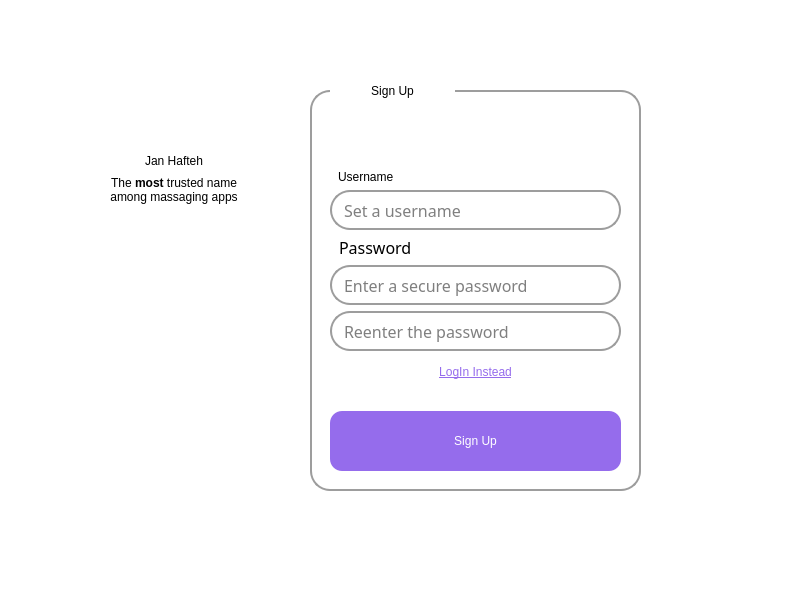
This is Client/loginwindow.ui in AP-projects-4001/jan-hafte as Qt 5 draws it before an edit. The edited form follows.
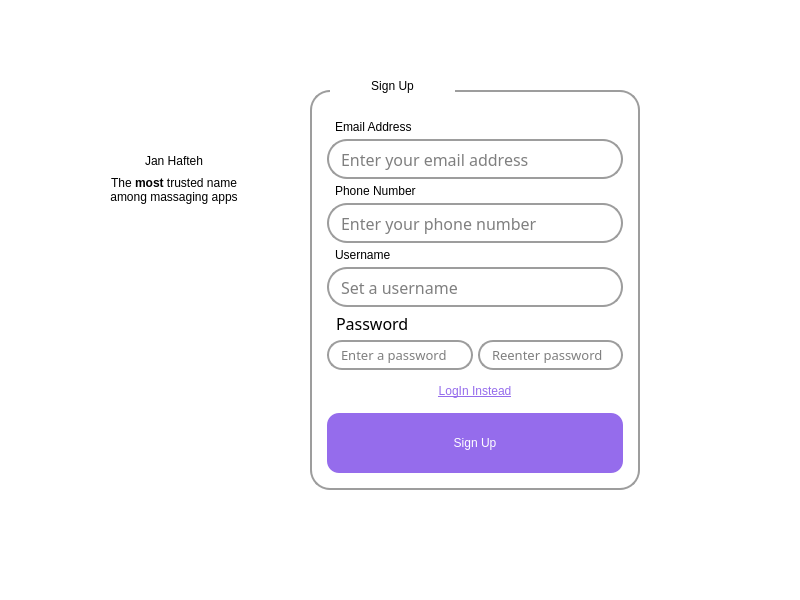
This is the edited form. Icons and pictures are not drawn.

What changed in the file:
```diff
--- a/Client/loginwindow.ui
+++ b/Client/loginwindow.ui
@@ -540,10 +540,22 @@
          <rect>
           <x>10</x>
           <y>90</y>
-          <width>331</width>
-          <height>401</height>
+          <width>330</width>
+          <height>400</height>
          </rect>
         </property>
+        <property name="minimumSize">
+         <size>
+          <width>330</width>
+          <height>400</height>
+         </size>
+        </property>
+        <property name="maximumSize">
+         <size>
+          <width>16777215</width>
+          <height>400</height>
+         </size>
+        </property>
         <property name="styleSheet">
          <string notr="true">QFrame {
 border-radius: 20px;
@@ -558,16 +570,146 @@
         <property name="frameShadow">
          <enum>QFrame::Raised</enum>
         </property>
-        <widget class="QWidget" name="layoutWidget_5">
-         <property name="geometry">
-          <rect>
-           <x>20</x>
-           <y>80</y>
-           <width>291</width>
-           <height>301</height>
-          </rect>
+        <layout class="QVBoxLayout" name="verticalLayout_3">
+         <property name="leftMargin">
+          <number>15</number>
          </property>
-         <layout class="QVBoxLayout" name="SignUpArea">
+         <property name="topMargin">
+          <number>28</number>
+         </property>
+         <property name="rightMargin">
+          <number>15</number>
+         </property>
+         <property name="bottomMargin">
+          <number>15</number>
+         </property>
+         <item>
+          <layout class="QVBoxLayout" name="verticalLayout_2">
+           <property name="spacing">
+            <number>5</number>
+           </property>
+           <item>
+            <widget class="QLabel" name="Lable_Email_New">
+             <property name="enabled">
+              <bool>true</bool>
+             </property>
+             <property name="styleSheet">
+              <string notr="true">border-radius: 0px;
+border-width: 0px;
+font: 500 12pt &quot;Helvetica Now Display&quot;;
+padding-left: 5px;</string>
+             </property>
+             <property name="text">
+              <string>Email Address</string>
+             </property>
+             <property name="alignment">
+              <set>Qt::AlignLeading|Qt::AlignLeft|Qt::AlignVCenter</set>
+             </property>
+            </widget>
+           </item>
+           <item>
+            <widget class="QLineEdit" name="lineEdit_EmailNew">
+             <property name="sizePolicy">
+              <sizepolicy hsizetype="Expanding" vsizetype="Fixed">
+               <horstretch>0</horstretch>
+               <verstretch>0</verstretch>
+              </sizepolicy>
+             </property>
+             <property name="minimumSize">
+              <size>
+               <width>0</width>
+               <height>40</height>
+              </size>
+             </property>
+             <property name="font">
+              <font>
+               <family>Helvetica Now Text</family>
+               <pointsize>12</pointsize>
+               <italic>false</italic>
+               <bold>false</bold>
+              </font>
+             </property>
+             <property name="styleSheet">
+              <string notr="true"/>
+             </property>
+             <property name="text">
+              <string/>
+             </property>
+             <property name="frame">
+              <bool>false</bool>
+             </property>
+             <property name="cursorPosition">
+              <number>0</number>
+             </property>
+             <property name="alignment">
+              <set>Qt::AlignLeading|Qt::AlignLeft|Qt::AlignVCenter</set>
+             </property>
+             <property name="placeholderText">
+              <string>Enter your email address</string>
+             </property>
+            </widget>
+           </item>
+           <item>
+            <widget class="QLabel" name="Lable_Phone_New">
+             <property name="enabled">
+              <bool>true</bool>
+             </property>
+             <property name="styleSheet">
+              <string notr="true">border-radius: 0px;
+border-width: 0px;
+font: 500 12pt &quot;Helvetica Now Display&quot;;
+padding-left: 5px;</string>
+             </property>
+             <property name="text">
+              <string>Phone Number</string>
+             </property>
+             <property name="alignment">
+              <set>Qt::AlignLeading|Qt::AlignLeft|Qt::AlignVCenter</set>
+             </property>
+            </widget>
+           </item>
+           <item>
+            <widget class="QLineEdit" name="lineEdit_PhoneNew">
+             <property name="sizePolicy">
+              <sizepolicy hsizetype="Expanding" vsizetype="Fixed">
+               <horstretch>0</horstretch>
+               <verstretch>0</verstretch>
+              </sizepolicy>
+             </property>
+             <property name="minimumSize">
+              <size>
+               <width>0</width>
+               <height>40</height>
+              </size>
+             </property>
+             <property name="font">
+              <font>
+               <family>Helvetica Now Text</family>
+               <pointsize>12</pointsize>
+               <italic>false</italic>
+               <bold>false</bold>
+              </font>
+             </property>
+             <property name="styleSheet">
+              <string notr="true"/>
+             </property>
+             <property name="text">
+              <string/>
+             </property>
+             <property name="frame">
+              <bool>false</bool>
+             </property>
+             <property name="cursorPosition">
+              <number>0</number>
+             </property>
+             <property name="alignment">
+              <set>Qt::AlignLeading|Qt::AlignLeft|Qt::AlignVCenter</set>
+             </property>
+             <property name="placeholderText">
+              <string>Enter your phone number</string>
+             </property>
+            </widget>
+           </item>
           <item>
            <widget class="QLabel" name="Lable_Username_New">
             <property name="enabled">
@@ -657,6 +799,8 @@
            </widget>
           </item>
           <item>
+            <layout class="QHBoxLayout" name="horizontalLayout">
+             <item>
            <widget class="QLineEdit" name="lineEdit_PasswordNew">
             <property name="sizePolicy">
              <sizepolicy hsizetype="Expanding" vsizetype="Fixed">
@@ -667,19 +811,20 @@
             <property name="minimumSize">
              <size>
               <width>0</width>
-              <height>40</height>
+                 <height>30</height>
              </size>
             </property>
             <property name="font">
              <font>
               <family>Helvetica Now Text</family>
-              <pointsize>12</pointsize>
+                 <pointsize>10</pointsize>
               <italic>false</italic>
               <bold>false</bold>
              </font>
             </property>
             <property name="styleSheet">
-             <string notr="true"/>
+                <string notr="true">border-radius: 15px;
+font-size: 10pt;</string>
             </property>
             <property name="text">
              <string/>
@@ -688,13 +833,13 @@
              <bool>false</bool>
             </property>
             <property name="echoMode">
-             <enum>QLineEdit::Normal</enum>
+                <enum>QLineEdit::Password</enum>
             </property>
             <property name="alignment">
              <set>Qt::AlignLeading|Qt::AlignLeft|Qt::AlignVCenter</set>
             </property>
             <property name="placeholderText">
-             <string>Enter a secure password</string>
+                <string>Enter a password</string>
             </property>
            </widget>
           </item>
@@ -709,19 +854,20 @@
             <property name="minimumSize">
              <size>
               <width>0</width>
-              <height>40</height>
+                 <height>30</height>
              </size>
             </property>
             <property name="font">
              <font>
               <family>Helvetica Now Text</family>
-              <pointsize>12</pointsize>
+                 <pointsize>10</pointsize>
               <italic>false</italic>
               <bold>false</bold>
              </font>
             </property>
             <property name="styleSheet">
-             <string notr="true"/>
+                <string notr="true">font-size: 10pt;
+border-radius: 15px;</string>
             </property>
             <property name="text">
              <string/>
@@ -730,19 +876,34 @@
              <bool>false</bool>
             </property>
             <property name="echoMode">
-             <enum>QLineEdit::Normal</enum>
+                <enum>QLineEdit::Password</enum>
             </property>
             <property name="placeholderText">
-             <string>Reenter the password</string>
-            </property>
-           </widget>
+                <string>Reenter password</string>
+               </property>
+              </widget>
+             </item>
+            </layout>
+           </item>
+           <item>
+            <spacer name="verticalSpacer_3">
+             <property name="orientation">
+              <enum>Qt::Vertical</enum>
+             </property>
+             <property name="sizeHint" stdset="0">
+              <size>
+               <width>17</width>
+               <height>13</height>
+              </size>
+             </property>
+            </spacer>
           </item>
           <item>
            <widget class="QPushButton" name="LoginInsteadButton">
             <property name="minimumSize">
              <size>
               <width>0</width>
-              <height>30</height>
+               <height>20</height>
              </size>
             </property>
             <property name="cursor">
@@ -753,7 +914,6 @@
             </property>
             <property name="styleSheet">
              <string notr="true">border-radius:10px;
-opacity: 1;
 font: 500 12pt &quot;Helvetica Now Display&quot;;
 text-decoration: underline;
 color:#956cec;
@@ -773,8 +933,8 @@
             </property>
             <property name="sizeHint" stdset="0">
              <size>
-              <width>20</width>
-              <height>40</height>
+               <width>17</width>
+               <height>13</height>
              </size>
             </property>
            </spacer>
@@ -791,11 +951,24 @@
              <cursorShape>PointingHandCursor</cursorShape>
             </property>
             <property name="styleSheet">
-             <string notr="true">border-radius: 12px;
+              <string notr="true">QPushButton#SignUpButton
+{
+border-radius: 12px;
 background: #956cec;
 font: 800 18pt &quot;Helvetica Now Display&quot;;
 color: white;
-</string>
+}
+
+QPushButton#SignUpButton:hover
+{
+background: #7152b3;
+}
+QPushButton#SignUpButton:pressed 
+{
+background: white;
+border: 2px solid #956cec; 
+color: #956cec;
+}</string>
             </property>
             <property name="text">
              <string>Sign Up</string>
@@ -809,13 +982,14 @@
            </widget>
           </item>
          </layout>
-        </widget>
+         </item>
+        </layout>
        </widget>
        <widget class="QLabel" name="Header_3">
         <property name="geometry">
          <rect>
           <x>30</x>
-          <y>65</y>
+          <y>60</y>
           <width>125</width>
           <height>51</height>
          </rect>
```
Left out of the diff: 46 changed lines with no effect on the pictures. Lines whose indentation alone changed are shown as unchanged.
